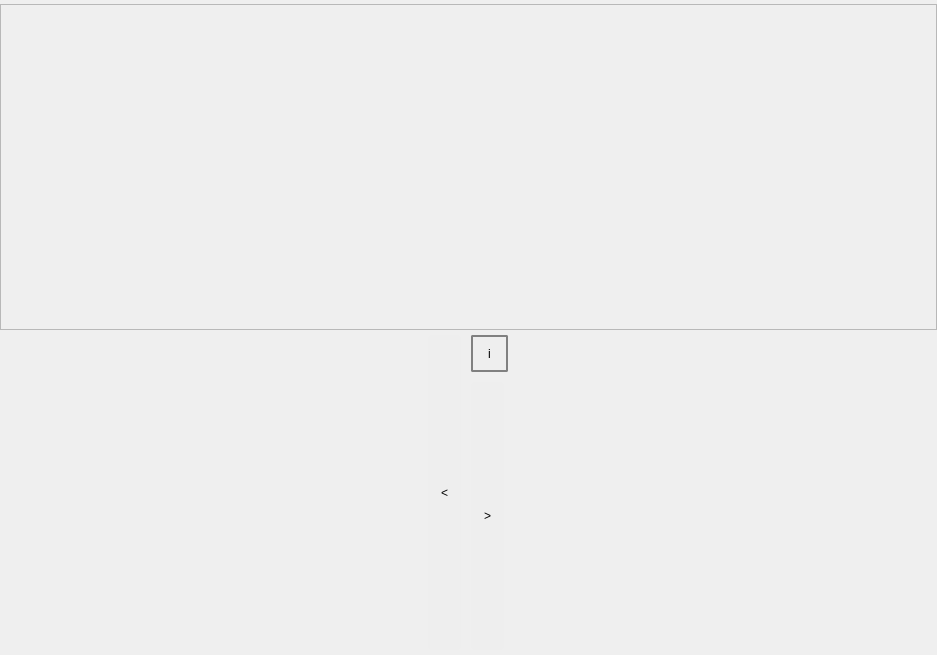
The window that fim/gui/fim_dialog.ui (b-lack/qgis-fim-plugin) describes before a commit, drawn with Qt 5.
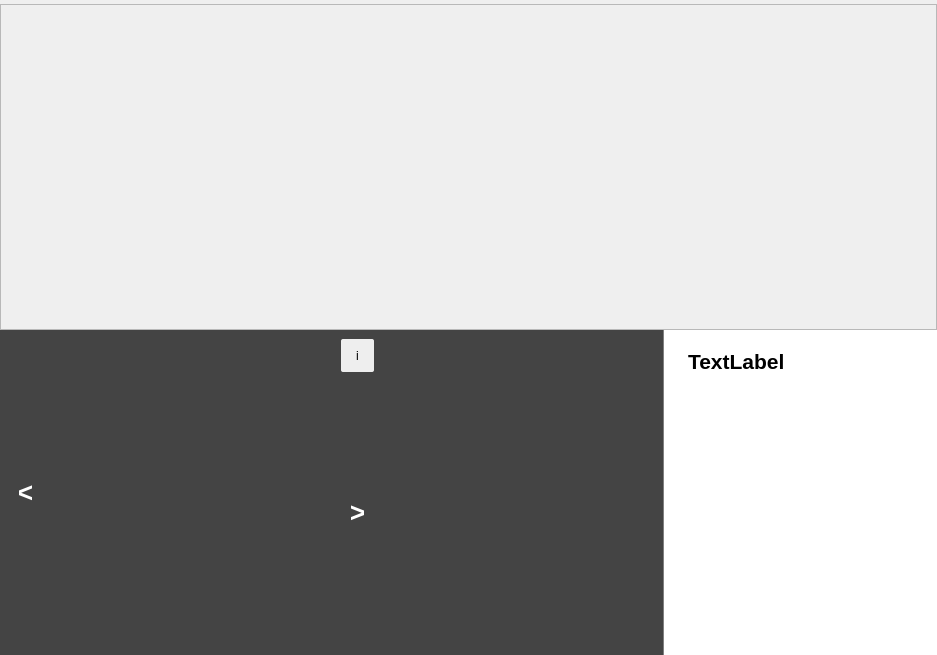
The same window after the commit.

The edit to the form file:
```diff
--- a/fim/gui/fim_dialog.ui
+++ b/fim/gui/fim_dialog.ui
@@ -227,6 +227,10 @@
       <item row="0" column="0">
        <layout class="QHBoxLayout" name="horizontalLayout">
         <item>
+         <widget class="QWidget" name="verticalWidget_2" native="true">
+          <property name="styleSheet">
+           <string notr="true">background-color:#444</string>
+          </property>
          <layout class="QVBoxLayout" name="verticalLayout_4">
           <item>
            <widget class="QToolButton" name="form_previous_btn">
@@ -236,18 +240,26 @@
               <verstretch>0</verstretch>
              </sizepolicy>
             </property>
+             <property name="font">
+              <font>
+               <pointsize>20</pointsize>
+               <weight>75</weight>
+               <bold>true</bold>
+              </font>
+             </property>
             <property name="cursor">
              <cursorShape>PointingHandCursor</cursorShape>
             </property>
             <property name="styleSheet">
              <string notr="true">QToolButton{
-	margin: 5px;
+	margin: 0px;
 	padding: 10px;
 	border-radius: 2px;
 	background-color: grey;
 	width: 10px;
 	height: 10px;
-	background-color: #eee;
+	background-color: transparent;
+	color:white;
 }</string>
             </property>
             <property name="text">
@@ -256,6 +268,7 @@
            </widget>
           </item>
          </layout>
+         </widget>
         </item>
         <item>
          <layout class="QGridLayout" name="lfbVwmLayout">
@@ -265,6 +278,10 @@
          </layout>
         </item>
         <item>
+         <widget class="QWidget" name="verticalWidget" native="true">
+          <property name="styleSheet">
+           <string notr="true">background-color:#444</string>
+          </property>
          <layout class="QVBoxLayout" name="verticalLayout_3">
           <item>
            <widget class="QToolButton" name="toolButton_3">
@@ -273,10 +290,8 @@
             </property>
             <property name="styleSheet">
              <string notr="true">QToolButton{
-	margin: 5px;
 	padding: 10px;
 	border-radius: 2px;
-	border: 2px solid grey;
 	background-color: grey;
 	width: 10px;
 	height: 10px;
@@ -296,18 +311,25 @@
               <verstretch>0</verstretch>
              </sizepolicy>
             </property>
+             <property name="font">
+              <font>
+               <pointsize>20</pointsize>
+               <weight>75</weight>
+               <bold>true</bold>
+              </font>
+             </property>
             <property name="cursor">
              <cursorShape>PointingHandCursor</cursorShape>
             </property>
             <property name="styleSheet">
              <string notr="true">QToolButton{
-	margin: 5px;
 	padding: 10px;
 	border-radius: 2px;
 	background-color: grey;
 	width: 10px;
 	height: 10px;
-	background-color: #eee;
+	background-color: transparent;
+	color: white;
 }</string>
             </property>
             <property name="text">
@@ -316,6 +338,51 @@
            </widget>
           </item>
          </layout>
+         </widget>
+        </item>
+        <item>
+         <widget class="QWidget" name="lfbTabInfoWidget" native="true">
+          <property name="sizePolicy">
+           <sizepolicy hsizetype="Fixed" vsizetype="Preferred">
+            <horstretch>0</horstretch>
+            <verstretch>0</verstretch>
+           </sizepolicy>
+          </property>
+          <property name="styleSheet">
+           <string notr="true">QWidget#lfbTabInfoWidget{
+	background-color:#fff;
+	padding: 10px;
+	border-left: 1px solid grey;
+}</string>
+          </property>
+          <layout class="QVBoxLayout" name="verticalLayout_5">
+           <item>
+            <widget class="QLabel" name="lfbInfoBoxTitle">
+             <property name="font">
+              <font>
+               <pointsize>16</pointsize>
+               <weight>75</weight>
+               <bold>true</bold>
+              </font>
+             </property>
+             <property name="styleSheet">
+              <string notr="true">margin:10px;</string>
+             </property>
+             <property name="text">
+              <string>TextLabel</string>
+             </property>
+            </widget>
+           </item>
+           <item>
+            <widget class="QTextBrowser" name="lfbInfoBox">
+             <property name="styleSheet">
+              <string notr="true">border:none;
+margin-left: 10px;</string>
+             </property>
+            </widget>
+           </item>
+          </layout>
+         </widget>
         </item>
        </layout>
       </item>
```
Left out of the diff: 2 changed lines with no effect on the pictures. Lines whose indentation alone changed are shown as unchanged.
